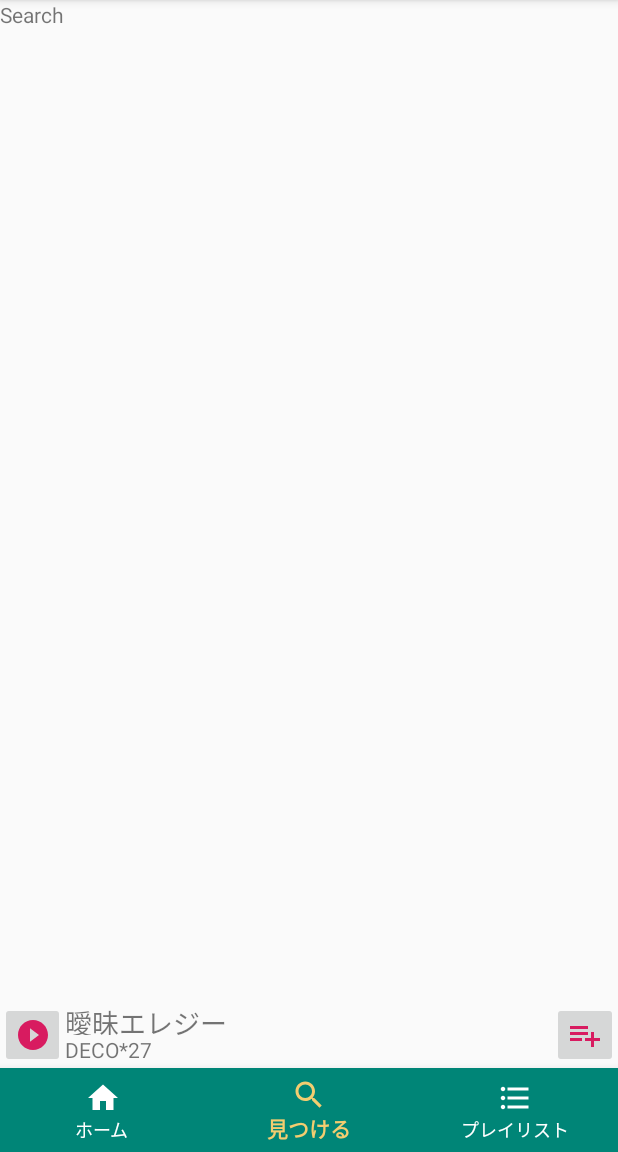
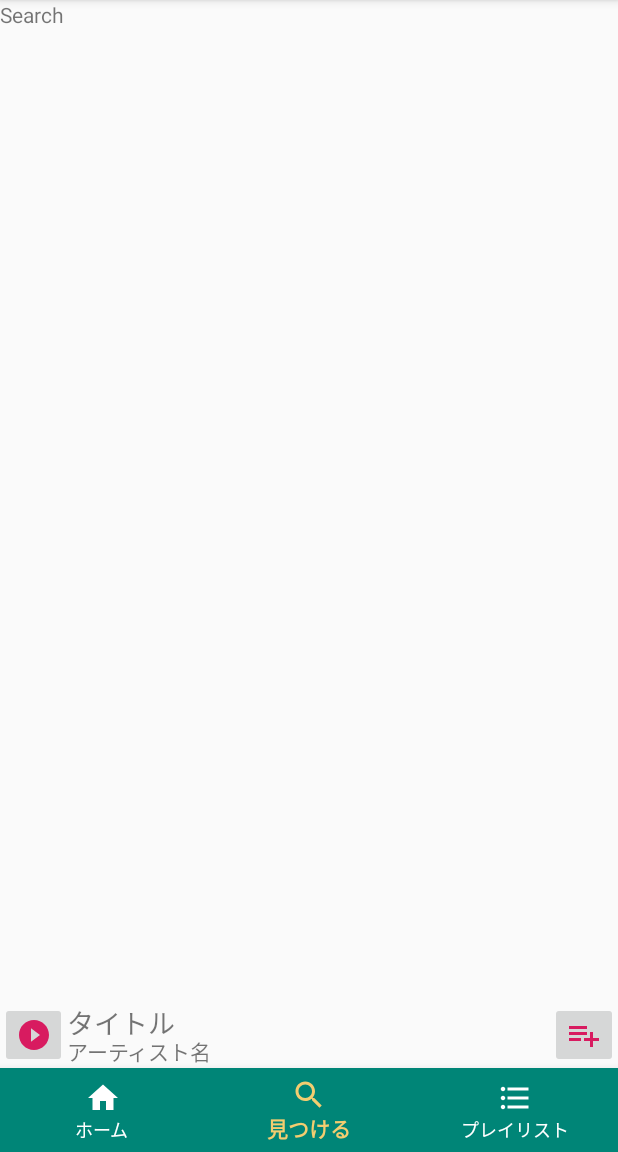
Before and after one commit to konatsup/MusicAppAndroid, an Android app: the screen it shows after launch (MainActivity), item 2 of the bottom bar chosen, on a phone screen of 412 x 824 dp, the part 84-1236 px from its top. Run offline under Robolectric (Android 15) with nearby library versions, the phone set to English and light mode, and no system bars; libraries missing offline, so code that uses them is left out: io.realm, org.parceler; 7 statements that could not run were skipped.

Commit message:
Change to render title and artist on summaryBar

```diff
--- a/app/src/main/java/com/konatsup/musicapp/MainActivity.java
+++ b/app/src/main/java/com/konatsup/musicapp/MainActivity.java
@@ -7,6 +7,9 @@ import android.support.v4.app.FragmentTransaction;
 import android.support.v4.view.ViewPager;
 import android.support.v7.app.AppCompatActivity;
 import android.view.MenuItem;
+import android.view.View;
+import android.widget.LinearLayout;
+import android.widget.TextView;
 
 import com.konatsup.musicapp.fragment.HomeFragment;
 import com.konatsup.musicapp.fragment.PlayerFragment;
@@ -18,9 +21,13 @@ import org.parceler.Parcels;
 
 public class MainActivity extends AppCompatActivity implements ListItemClickListener {
 
+    Tune currentTune;
     BottomNavigationView bottomNavigationView;
 
     private ViewPager viewPager;
+    private LinearLayout summaryBar;
+    private TextView titleTextView;
+    private TextView artistTextView;
 
     HomeFragment homeFragment;
     SearchFragment searchFragment;
@@ -34,6 +41,15 @@ public class MainActivity extends AppCompatActivity implements ListItemClickList
         viewPager = (ViewPager) findViewById(R.id.viewpager);
 
         bottomNavigationView = (BottomNavigationView) findViewById(R.id.bottomNavigation);
+        summaryBar = (LinearLayout) findViewById(R.id.summaryBar);
+        titleTextView = (TextView) summaryBar.findViewById(R.id.title);
+        artistTextView = (TextView) summaryBar.findViewById(R.id.artist);
+
+        currentTune = new Tune();
+        currentTune.setTitle("タイトル");
+        currentTune.setArtist("アーティスト名");
+
+        setupSummaryBar(currentTune);
 
         bottomNavigationView.setOnNavigationItemSelectedListener(
                 new BottomNavigationView.OnNavigationItemSelectedListener() {
@@ -53,6 +69,13 @@ public class MainActivity extends AppCompatActivity implements ListItemClickList
                         return false;
                     }
                 });
+
+        summaryBar.setOnClickListener(new View.OnClickListener() {
+            @Override
+            public void onClick(View v) {
+                openPlayer(currentTune);
+            }
+        });
 
         viewPager.addOnPageChangeListener(new ViewPager.OnPageChangeListener() {
             @Override
@@ -82,6 +105,11 @@ public class MainActivity extends AppCompatActivity implements ListItemClickList
 
     }
 
+    private void setupSummaryBar(Tune tune) {
+        titleTextView.setText(tune.getTitle());
+        artistTextView.setText(tune.getArtist());
+    }
+
     private void setupViewPager(ViewPager viewPager) {
         ViewPagerAdapter adapter = new ViewPagerAdapter(getSupportFragmentManager());
         homeFragment = new HomeFragment();
@@ -95,6 +123,8 @@ public class MainActivity extends AppCompatActivity implements ListItemClickList
 
     @Override
     public void openPlayer(Tune tune) {
+        setupSummaryBar(tune);
+        currentTune = tune;
         PlayerFragment fragment = new PlayerFragment();
         Bundle bundle = new Bundle();
         bundle.putParcelable("tune", Parcels.wrap(tune));
```
